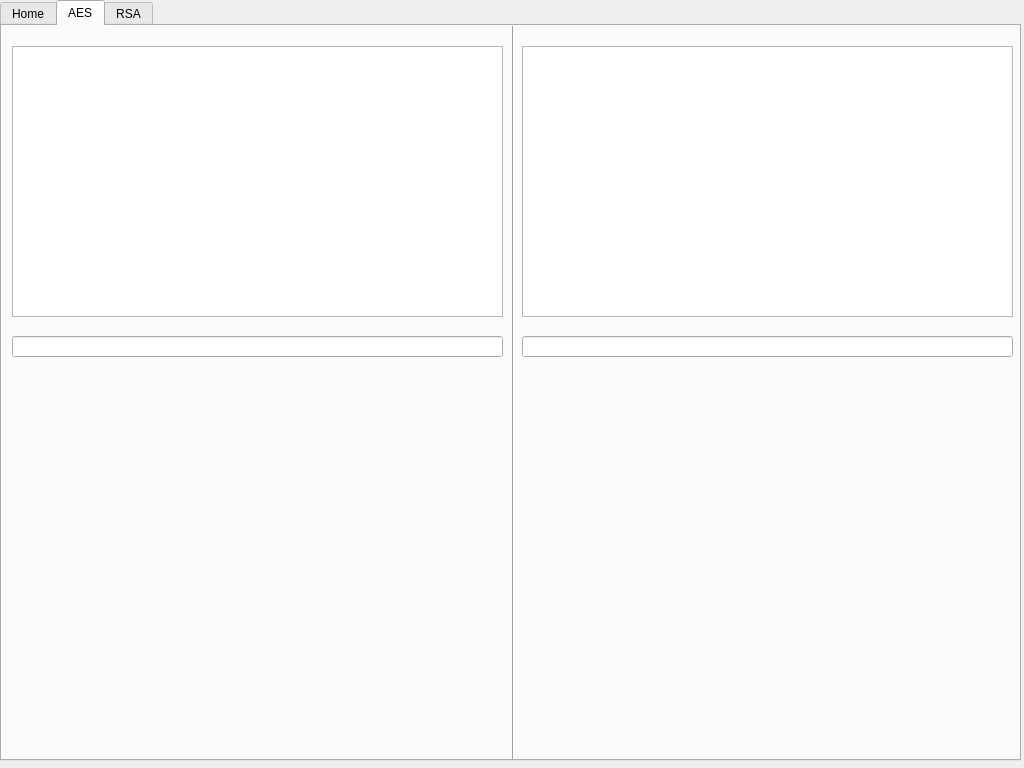
Before: the Qt Designer form mainwindow.ui in PU-Crypto/GUI, drawn with Qt 5.
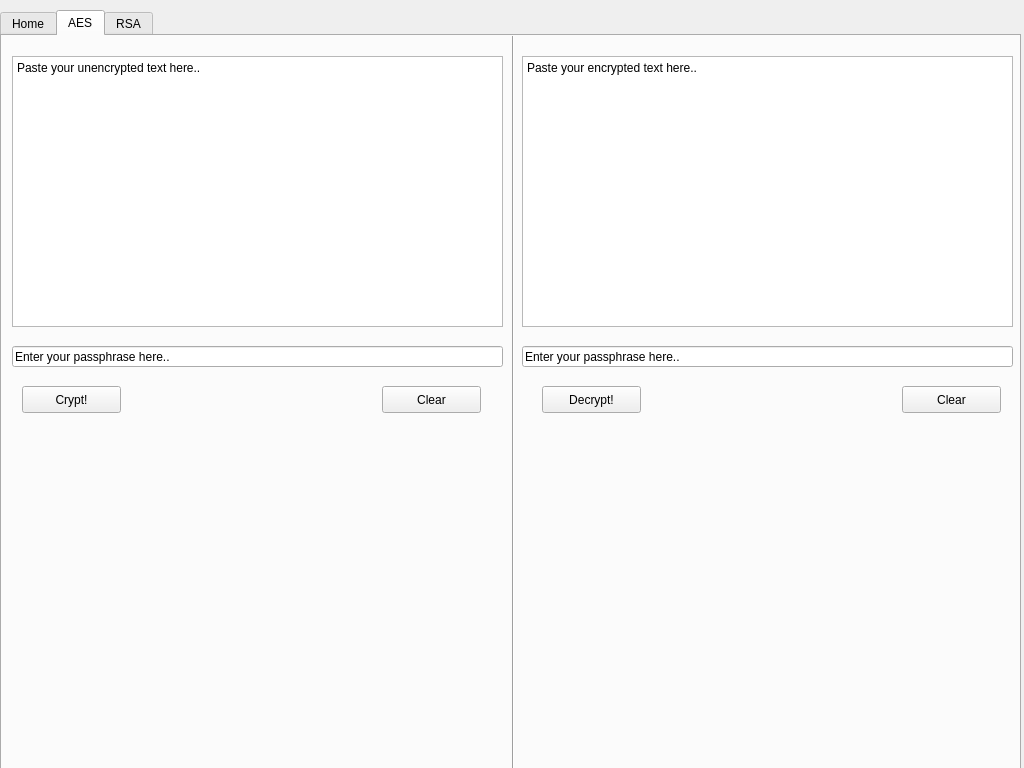
After: the same form once the commit is applied.

Commit message: Grundlegendes GUI - Skalierbarkeit auf Bildschirmgröße folgt

Diff of the .ui file:
```diff
--- a/mainwindow.ui
+++ b/mainwindow.ui
@@ -21,7 +21,7 @@
     <property name="geometry">
      <rect>
       <x>0</x>
-      <y>0</y>
+      <y>10</y>
       <width>1021</width>
       <height>761</height>
      </rect>
@@ -60,6 +60,9 @@
         <height>271</height>
        </rect>
       </property>
+      <property name="plainText">
+       <string>Paste your unencrypted text here..</string>
+      </property>
      </widget>
      <widget class="QLineEdit" name="lineEdit">
       <property name="geometry">
@@ -70,6 +73,9 @@
         <height>21</height>
        </rect>
       </property>
+      <property name="text">
+       <string>Enter your passphrase here..</string>
+      </property>
      </widget>
      <widget class="QPlainTextEdit" name="plainTextEdit_2">
       <property name="geometry">
@@ -80,6 +86,12 @@
         <height>271</height>
        </rect>
       </property>
+      <property name="styleSheet">
+       <string notr="true"/>
+      </property>
+      <property name="plainText">
+       <string>Paste your encrypted text here..</string>
+      </property>
      </widget>
      <widget class="QLineEdit" name="lineEdit_2">
       <property name="geometry">
@@ -89,6 +101,67 @@
         <width>491</width>
         <height>21</height>
        </rect>
+      </property>
+      <property name="text">
+       <string>Enter your passphrase here..</string>
+      </property>
+     </widget>
+     <widget class="QPushButton" name="pushButton">
+      <property name="geometry">
+       <rect>
+        <x>20</x>
+        <y>350</y>
+        <width>99</width>
+        <height>27</height>
+       </rect>
+      </property>
+      <property name="text">
+       <string>Crypt!</string>
+      </property>
+      <property name="autoDefault">
+       <bool>false</bool>
+      </property>
+      <property name="default">
+       <bool>false</bool>
+      </property>
+     </widget>
+     <widget class="QPushButton" name="pushButton_2">
+      <property name="geometry">
+       <rect>
+        <x>380</x>
+        <y>350</y>
+        <width>99</width>
+        <height>27</height>
+       </rect>
+      </property>
+      <property name="text">
+       <string>Clear</string>
+      </property>
+     </widget>
+     <widget class="QPushButton" name="pushButton_3">
+      <property name="geometry">
+       <rect>
+        <x>540</x>
+        <y>350</y>
+        <width>99</width>
+        <height>27</height>
+       </rect>
+      </property>
+      <property name="text">
+       <string>Decrypt!</string>
+      </property>
+     </widget>
+     <widget class="QPushButton" name="pushButton_4">
+      <property name="geometry">
+       <rect>
+        <x>900</x>
+        <y>350</y>
+        <width>99</width>
+        <height>27</height>
+       </rect>
+      </property>
+      <property name="text">
+       <string>Clear</string>
       </property>
      </widget>
     </widget>
```
Left out of the diff: 29 changed lines with no effect on the pictures. The commit also changes 1 other file.
